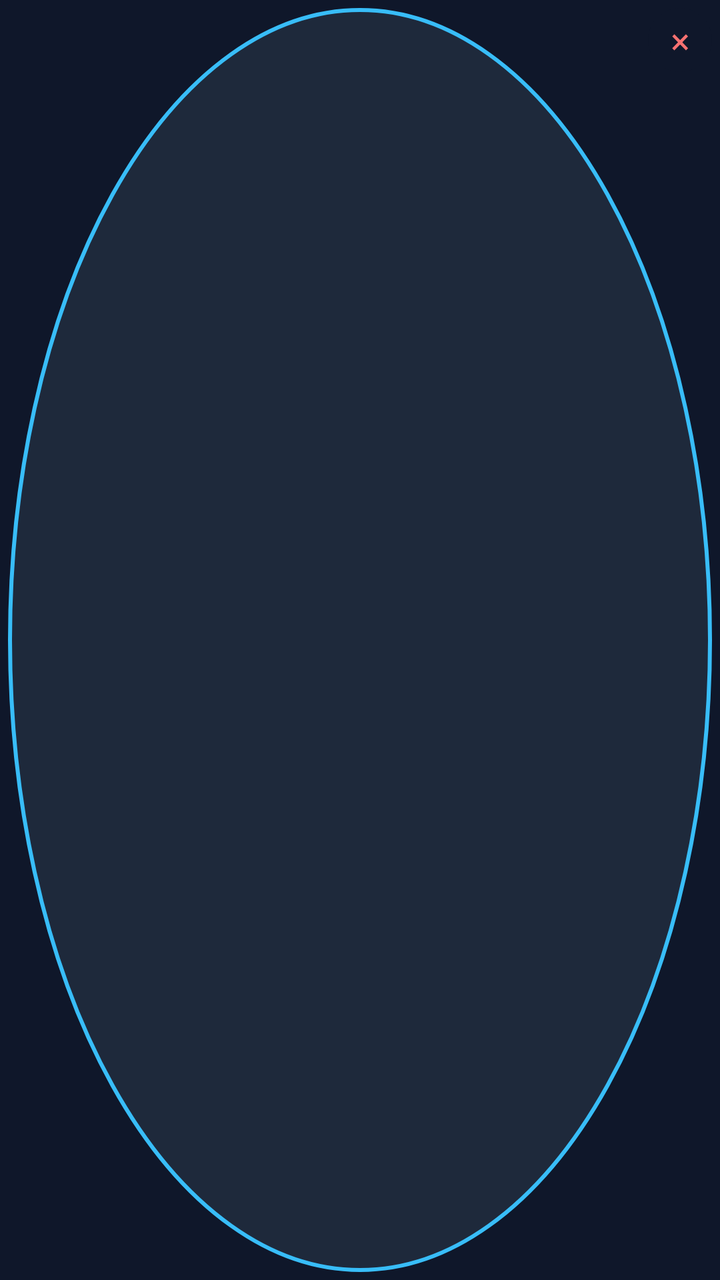
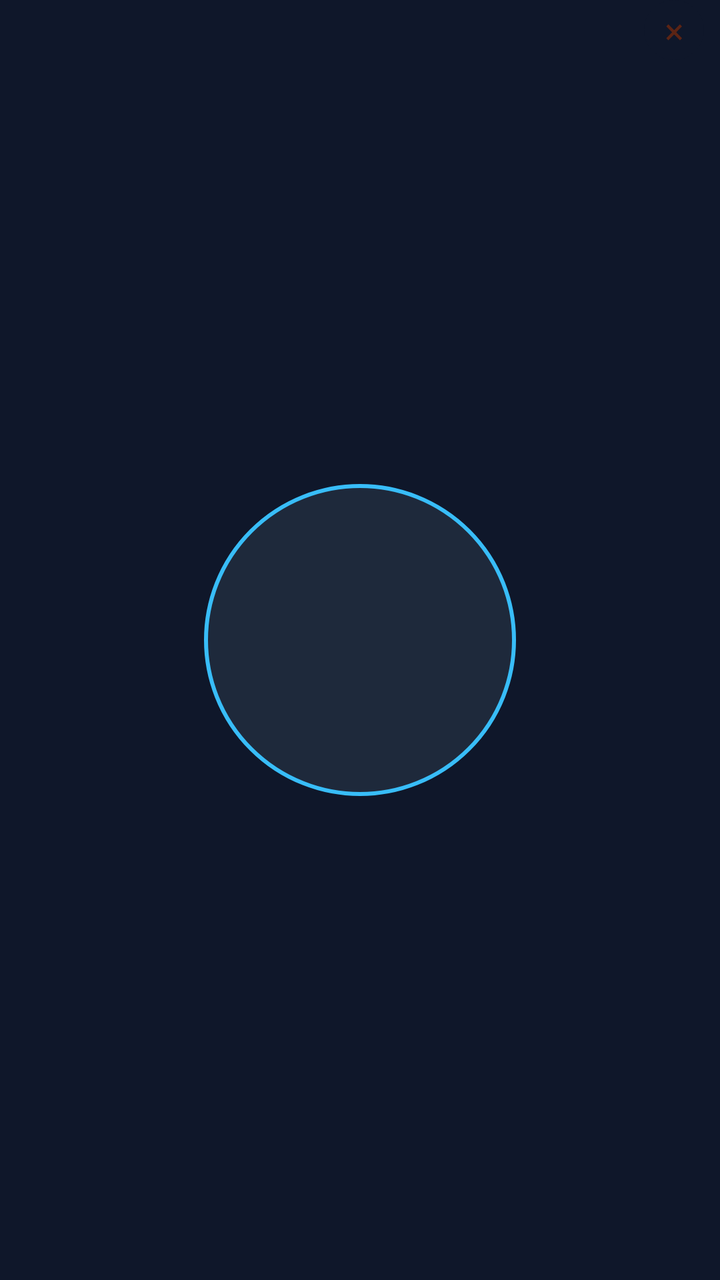

Screens rendered from an Android XML layout before and after an edit, with the pre-edit source and the edit as a unified diff.
<!-- AndroidManifest.xml: application theme Theme.Phormi -->
<!-- res/layout/item_tab_circle.xml -->
<?xml version="1.0" encoding="utf-8"?>
<FrameLayout xmlns:android="http://schemas.android.com/apk/res/android"
    android:layout_width="match_parent"
    android:layout_height="160dp"
    android:padding="4dp">

    
    <LinearLayout
        android:id="@+id/tab_circle_body"
        android:layout_width="match_parent"
        android:layout_height="match_parent"
        android:orientation="vertical"
        android:gravity="center"
        android:background="@drawable/bg_tab_circle"
        android:padding="12dp">

        <TextView
            android:id="@+id/tab_circle_title"
            android:layout_width="match_parent"
            android:layout_height="wrap_content"
            android:gravity="center"
            android:textColor="#F1F5F9"
            android:textSize="14sp"
            android:textStyle="bold"
            android:maxLines="2"
            android:ellipsize="end" />

        <TextView
            android:id="@+id/tab_circle_url"
            android:layout_width="match_parent"
            android:layout_height="wrap_content"
            android:layout_marginTop="6dp"
            android:gravity="center"
            android:textColor="#94A3B8"
            android:textSize="11sp"
            android:maxLines="2"
            android:ellipsize="end" />
    </LinearLayout>

    <TextView
        android:id="@+id/tab_circle_close"
        android:layout_width="32dp"
        android:layout_height="32dp"
        android:layout_gravity="top|end"
        android:gravity="center"
        android:text="×"
        android:textColor="#F87171"
        android:textSize="18sp"
        android:background="@drawable/bg_circle_close" />
</FrameLayout>
<!-- resources referenced by this layout -->
<resources>
  <!-- drawable bg_circle_close (drawable) -->
  <?xml version="1.0" encoding="utf-8"?>
  <shape xmlns:android="http://schemas.android.com/apk/res/android"
      android:shape="oval">
      <solid android:color="#0F172A" />
  </shape>
  <!-- drawable bg_tab_circle (drawable) -->
  <?xml version="1.0" encoding="utf-8"?>
  <shape xmlns:android="http://schemas.android.com/apk/res/android"
      android:shape="oval">
      <solid android:color="#1E293B" />
      <stroke android:width="2dp" android:color="#38BDF8" />
  </shape>
  <style name="Theme.Phormi" parent="Theme.MaterialComponents.DayNight.NoActionBar">
          <item name="colorPrimary">#0F172A</item>
          <item name="colorPrimaryDark">#0F172A</item>
          <item name="colorAccent">#38BDF8</item>
          <item name="android:windowBackground">#0F172A</item>
      </style>
</resources>

<!-- the commit's change to res/layout/item_tab_circle.xml (unified diff, before → after) -->
@@ -1,26 +1,28 @@
 <?xml version="1.0" encoding="utf-8"?>
 <FrameLayout xmlns:android="http://schemas.android.com/apk/res/android"
     android:layout_width="match_parent"
-    android:layout_height="160dp"
-    android:padding="4dp">
+    android:layout_height="178dp"
+    android:foregroundGravity="center">
 
-    
     <LinearLayout
         android:id="@+id/tab_circle_body"
-        android:layout_width="match_parent"
-        android:layout_height="match_parent"
+        android:layout_width="156dp"
+        android:layout_height="156dp"
+        android:layout_gravity="center"
         android:orientation="vertical"
         android:gravity="center"
         android:background="@drawable/bg_tab_circle"
-        android:padding="12dp">
+        android:padding="20dp"
+        android:clickable="true"
+        android:focusable="true">
 
         <TextView
             android:id="@+id/tab_circle_title"
             android:layout_width="match_parent"
             android:layout_height="wrap_content"
             android:gravity="center"
-            android:textColor="#F1F5F9"
-            android:textSize="14sp"
+            android:textColor="#171717"
+            android:textSize="15sp"
             android:textStyle="bold"
             android:maxLines="2"
             android:ellipsize="end" />
@@ -29,22 +31,25 @@
             android:id="@+id/tab_circle_url"
             android:layout_width="match_parent"
             android:layout_height="wrap_content"
-            android:layout_marginTop="6dp"
+            android:layout_marginTop="8dp"
             android:gravity="center"
-            android:textColor="#94A3B8"
-            android:textSize="11sp"
+            android:textColor="#705F5A"
+            android:textSize="10sp"
             android:maxLines="2"
             android:ellipsize="end" />
     </LinearLayout>
 
     <TextView
         android:id="@+id/tab_circle_close"
-        android:layout_width="32dp"
-        android:layout_height="32dp"
+        android:layout_width="30dp"
+        android:layout_height="30dp"
         android:layout_gravity="top|end"
+        android:layout_marginEnd="8dp"
         android:gravity="center"
         android:text="×"
-        android:textColor="#F87171"
+        android:textColor="#5C2414"
         android:textSize="18sp"
-        android:background="@drawable/bg_circle_close" />
+        android:background="@drawable/bg_circle_close"
+        android:clickable="true"
+        android:focusable="true" />
 </FrameLayout>
